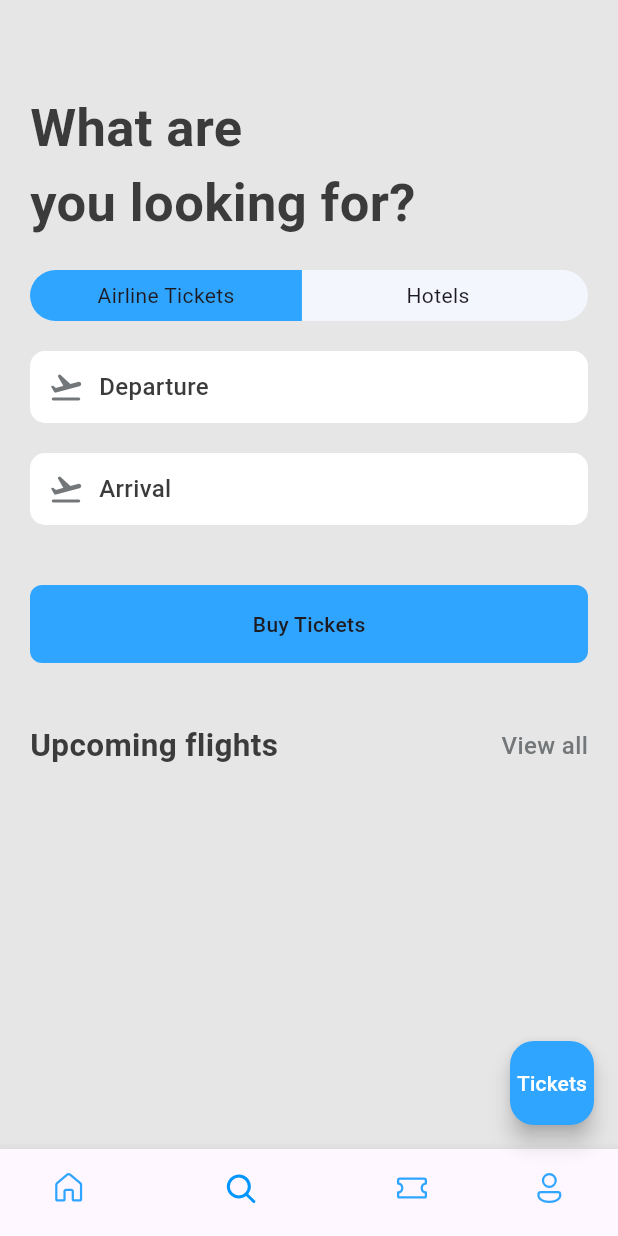
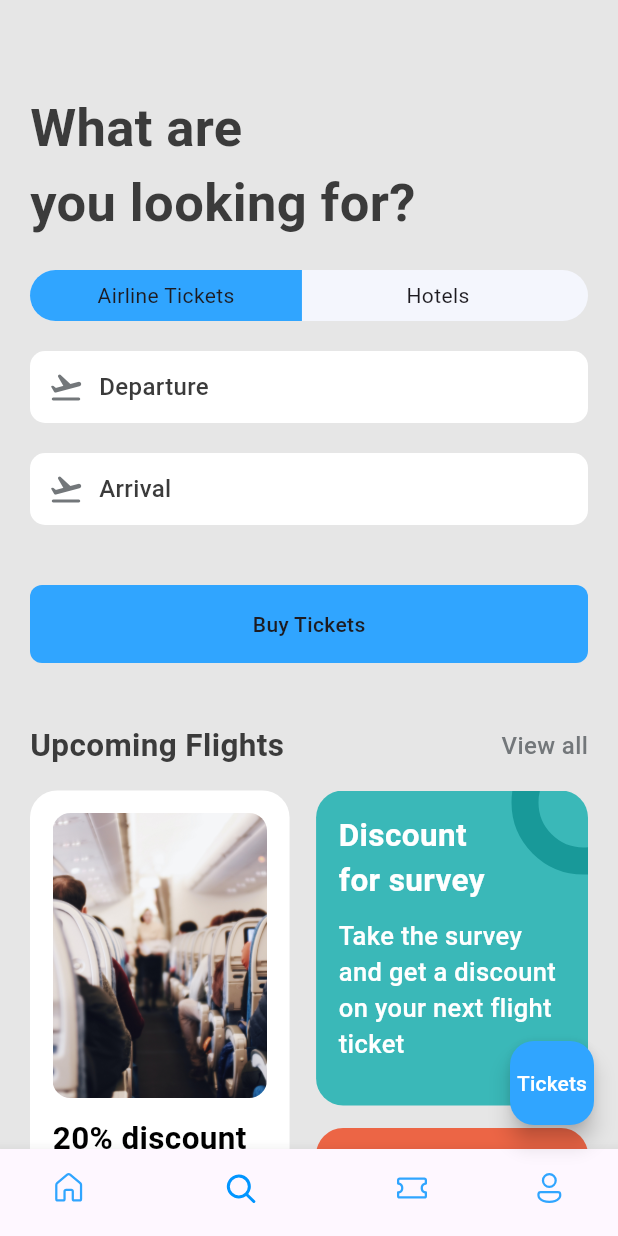
Before and after one commit to koreyakorede/ticketapp, a Flutter app: the screen it shows after launch, item 2 of the bottom bar chosen, on a phone screen of 412 x 824 dp. Run offline on Flutter 3.47's test engine with Material 3 defaults, Android fonts, the phone set to English and light mode, and no system bars; our stand-ins replace fluentui_icons.

Commit message:
new search page completed

```diff
--- a/lib/screens/search/search_screen.dart
+++ b/lib/screens/search/search_screen.dart
@@ -4,6 +4,7 @@ import 'package:flutter_application_1/base/widgets/app_double_texts.dart';
 import 'package:flutter_application_1/search/widgets/app_text_icon.dart';
 import 'package:flutter_application_1/search/widgets/app_ticket_tabs.dart';
 import 'package:flutter_application_1/search/widgets/buy_tickets.dart';
+import 'package:flutter_application_1/search/widgets/ticket_promotion.dart';
 
 class SearchScreen extends StatelessWidget {
   const SearchScreen({super.key});
@@ -32,8 +33,9 @@ class SearchScreen extends StatelessWidget {
               const BuyTickets(),
               const SizedBox(height: 40),
               const AppDoubleText(
-                  bigText: 'Upcoming flights', smallText: 'View all'),
-              const SizedBox(height: 20),
+                  bigText: 'Upcoming Flights', smallText: 'View all'),
+              const SizedBox(height: 15),
+              const TicketPromotion(),
             ]));
   }
 }
--- /dev/null
+++ b/lib/search/widgets/ticket_promotion.dart
@@ -0,0 +1,102 @@
+import 'package:flutter/material.dart';
+import 'package:flutter_application_1/base/res/styles/app_styles.dart';
+
+class TicketPromotion extends StatelessWidget {
+  const TicketPromotion({super.key});
+
+  @override
+  Widget build(BuildContext context) {
+    final size = MediaQuery.of(context).size;
+    return Row(
+      mainAxisAlignment: MainAxisAlignment.spaceBetween,
+      children: [
+        Container(
+          padding: EdgeInsets.symmetric(horizontal: 15, vertical: 15),
+          width: size.width * .42,
+          height: 435,
+          decoration: BoxDecoration(
+            borderRadius: BorderRadius.circular(18),
+            color: Colors.white,
+          ),
+          child: Column(
+            children: [
+              Container(
+                height: 190,
+                decoration: BoxDecoration(
+                  borderRadius: BorderRadius.circular(12),
+                  image: const DecorationImage(
+                      fit: BoxFit.cover,
+                      image: AssetImage('assets/plane_sit.jpg')),
+                ),
+              ),
+              const SizedBox(height: 12),
+              Text(
+                "20% discount on the early booking of this flight. Don't miss",
+                style: AppStyles.headLineStyle2.copyWith(color: Colors.black),
+              ),
+            ],
+          ),
+        ),
+        Column(
+          children: [
+            Stack(
+              children: [
+                Container(
+                    padding: EdgeInsets.symmetric(vertical: 15, horizontal: 15),
+                    width: size.width * .44,
+                    height: 210,
+                    decoration: BoxDecoration(
+                        color: Color(0xFF3AB8B8),
+                        borderRadius: BorderRadius.circular(18)),
+                    child: Column(
+                        crossAxisAlignment: CrossAxisAlignment.start,
+                        children: [
+                          Text(
+                            'Discount \nfor survey',
+                            style: AppStyles.headLineStyle2.copyWith(
+                                fontWeight: FontWeight.bold,
+                                color: Colors.white),
+                          ),
+                          SizedBox(height: 10),
+                          Text(
+                            'Take the survey and get a discount on your next flight ticket',
+                            style: AppStyles.headLineStyle3.copyWith(
+                                fontWeight: FontWeight.w500,
+                                color: Colors.white),
+                          )
+                        ])),
+                Positioned(
+                  right: -45,
+                  top: -40,
+                  child: Container(
+                    padding: EdgeInsets.all(30),
+                    decoration: BoxDecoration(
+                        shape: BoxShape.circle,
+                        border: Border.all(
+                            width: 18, color: const Color(0xFF189999))),
+                  ),
+                )
+              ],
+            ),
+            const SizedBox(height: 15),
+            Container(
+              padding: EdgeInsets.symmetric(vertical: 15, horizontal: 15),
+              width: size.width * 0.44,
+              height: 210,
+              decoration: BoxDecoration(
+                color: Color(0xFFEC6545),
+                borderRadius: BorderRadius.circular(18),
+              ),
+              child: Center(
+                child: Text('Safe Landing!',
+                    style: AppStyles.headLineStyle2.copyWith(
+                      color: Colors.white,
+                    )),
+              ),
+            )
+          ],
+        ),
+      ],
+    );
+  }
+}
```
